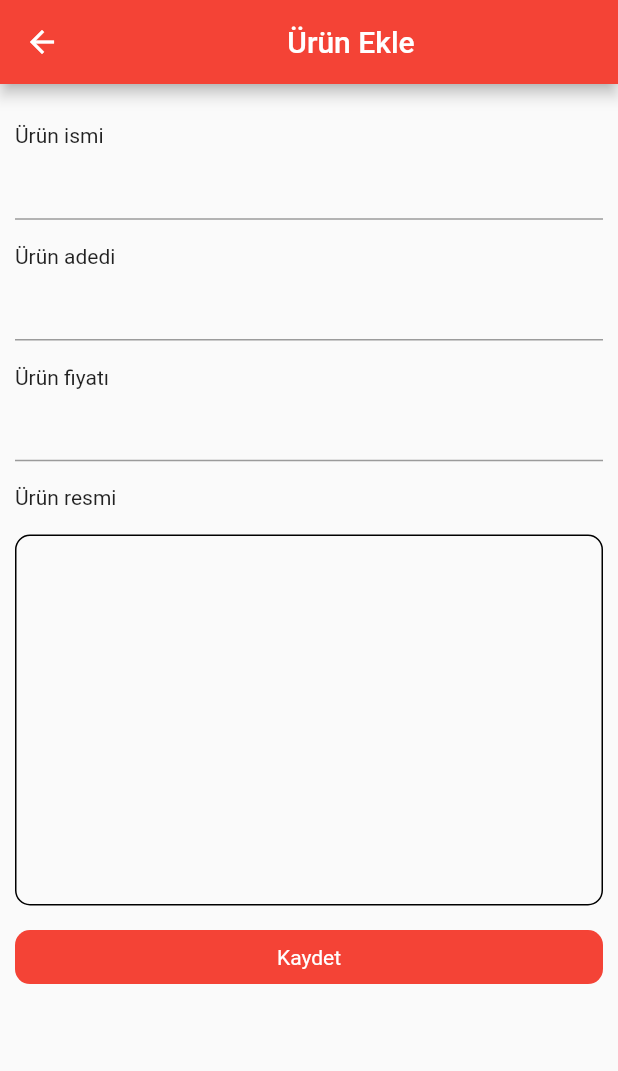
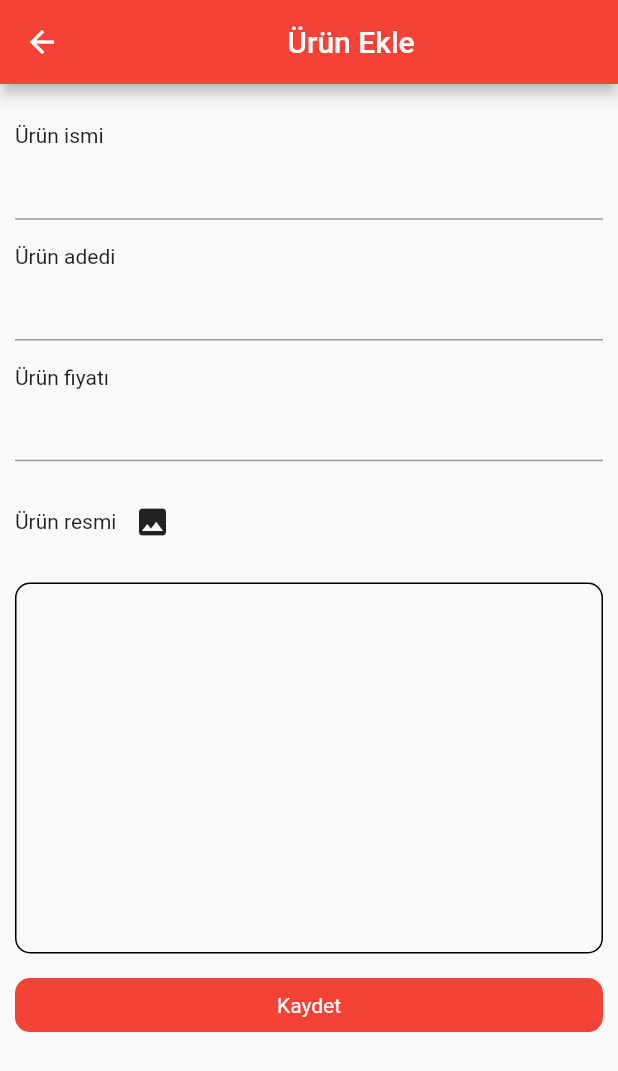
Before and after one commit to saidkorkmaz/flutterio, a Flutter app: the SellerHome screen opened directly, after a tap on the "add" icon, on a phone screen of 412 x 824 dp. Shown: the top 1071 px of the screen. Run offline on Flutter 3.47's test engine with Material 2 defaults, Android fonts, the phone set to English and light mode, and no system bars; our stand-ins replace cloud_firestore, firebase_auth, firebase_core, firebase_storage, fluttertoast, get_it and 1 more; accounts and stored records are empty.

Commit message:
Seller, ürünler ve profil olarak tabbar eklendi.

```diff
--- a/lib/views/seller/product.dart
+++ b/lib/views/seller/product_add.dart
@@ -5,18 +5,20 @@ import 'package:fluttertoast/fluttertoast.dart';
 import 'package:image_picker/image_picker.dart';
 import 'package:provider/provider.dart';
 
-class ProductScreen extends StatefulWidget {
+class ProductAdd extends StatefulWidget {
   @override
-  _ProductScreenState createState() => _ProductScreenState();
+  _ProductAddState createState() => _ProductAddState();
 }
 
-class _ProductScreenState extends State<ProductScreen> {
+class _ProductAddState extends State<ProductAdd> {
   @override
   Widget build(BuildContext context) {
     var size = MediaQuery.of(context).size;
-    final TextEditingController _productNameController = TextEditingController();
+    final TextEditingController _productNameController =
+        TextEditingController();
     final TextEditingController _productQtyController = TextEditingController();
-    final TextEditingController _productPriceController = TextEditingController();
+    final TextEditingController _productPriceController =
+        TextEditingController();
     var model = getIt<ProductModel>();
     return ChangeNotifierProvider(
       create: (BuildContext context) => model,
@@ -55,7 +57,15 @@ class _ProductScreenState extends State<ProductScreen> {
                   SizedBox(
                     height: size.height * 0.02,
                   ),
+                  Row(
+                    children: [
                       Text("Ürün resmi"),
+                      IconButton(
+                          icon: Icon(Icons.photo),
+                          onPressed: () async =>
+                              await model.uploadMedia(ImageSource.gallery))
+                    ],
+                  ),
                   SizedBox(
                     height: size.height * 0.02,
                   ),
@@ -63,19 +73,19 @@ class _ProductScreenState extends State<ProductScreen> {
                     builder: (BuildContext context, ProductModel value,
                         Widget child) {
                       return model.mediaUrl.isEmpty
-                          ?  Container(
-                        height: size.height*0.3,
+                          ? Container(
+                              height: size.height * 0.3,
                               decoration: BoxDecoration(
                                   border: Border.all(),
-                            borderRadius: BorderRadius.all(Radius.circular(10))
-                        ),
+                                  borderRadius:
+                                      BorderRadius.all(Radius.circular(10))),
                             )
                           : Container(
-                        height: size.height*0.3,
+                              height: size.height * 0.3,
                               decoration: BoxDecoration(
                                   border: Border.all(),
-                            borderRadius: BorderRadius.all(Radius.circular(10))
-                        ),
+                                  borderRadius:
+                                      BorderRadius.all(Radius.circular(10))),
                               child: Image.network(model.mediaUrl),
                             );
                     },
@@ -85,21 +95,10 @@ class _ProductScreenState extends State<ProductScreen> {
                   ),
                   InkWell(
                     onTap: () async {
-                      if(model.mediaUrl.isNotEmpty){
-                        await model.uploadMedia(ImageSource.gallery);
-                      }
-                      else{
-                        Fluttertoast.showToast(
-                            msg: "Resim ekleyin!",
-                            timeInSecForIosWeb: 2,
-                            toastLength: Toast.LENGTH_SHORT,
-                            gravity: ToastGravity.BOTTOM,
-                            backgroundColor: Colors.grey[600],
-                            textColor: Colors.white,
-                            fontSize: 14);
-                      }
-                      if(_productNameController.text.isNotEmpty && _productQtyController.text.isNotEmpty && _productPriceController.text.isNotEmpty)
-                        {
+                      if (_productNameController.text.isNotEmpty &&
+                          _productQtyController.text.isNotEmpty &&
+                          _productPriceController.text.isNotEmpty &&
+                      model.mediaUrl.isNotEmpty) {
                         await model.addProduct({
                           'PRODUCT_NAME': _productNameController.text,
                           'PRODUCT_QTY': _productQtyController.text,
@@ -130,8 +129,7 @@ class _ProductScreenState extends State<ProductScreen> {
                     child: Container(
                       decoration: BoxDecoration(
                           color: Colors.red,
-                          borderRadius: BorderRadius.all(
-                              Radius.circular(10))),
+                          borderRadius: BorderRadius.all(Radius.circular(10))),
                       child: Padding(
                         padding: const EdgeInsets.all(10.0),
                         child: Center(
@@ -145,8 +143,7 @@ class _ProductScreenState extends State<ProductScreen> {
                 ],
               ),
             ),
-          )
-      ),
+          )),
     );
   }
 }
--- /dev/null
+++ b/lib/views/seller/product_list.dart
@@ -0,0 +1,13 @@
+import 'package:flutter/material.dart';
+
+class ProductList extends StatefulWidget {
+  @override
+  _ProductListState createState() => _ProductListState();
+}
+
+class _ProductListState extends State<ProductList> {
+  @override
+  Widget build(BuildContext context) {
+    return Container();
+  }
+}
--- a/lib/views/seller/seller_home.dart
+++ b/lib/views/seller/seller_home.dart
@@ -1,29 +1,89 @@
 import 'package:flutter/material.dart';
 import 'package:flutterio/core/locator.dart';
 import 'package:flutterio/core/services/navigator_service.dart';
-import 'package:flutterio/views/seller/product.dart';
+import 'package:flutterio/views/seller/product_add.dart';
+import 'package:flutterio/views/seller/product_list.dart';
+import 'package:flutterio/views/seller/seller_profile.dart';
 
 class SellerHome extends StatefulWidget {
   @override
   _SellerHomeState createState() => _SellerHomeState();
 }
 
-class _SellerHomeState extends State<SellerHome> {
+class _SellerHomeState extends State<SellerHome>  with SingleTickerProviderStateMixin {
+  TabController _tabController;
+  bool _showMessage = true;
+
+  @override
+  void initState() {
+    _tabController = TabController(vsync: this, length: 2, initialIndex: 0);
+    _tabController.addListener(() {
+      _showMessage = _tabController.index == 0;
+      setState(() {});
+    });
+    super.initState();
+  }
+
   @override
   Widget build(BuildContext context) {
     var model = getIt<NavigatorService>();
     return Scaffold(
-        floatingActionButton: FloatingActionButton(
+        floatingActionButton: _showMessage
+            ? FloatingActionButton(
           child: Icon(
             Icons.add,
             color: Colors.white,
           ),
           onPressed: () async {
-            await model.navigateTo(ProductScreen());
+            await model.navigateTo(ProductAdd());
           },
+        ) : null,
+
+        body:Container(
+          color: Theme.of(context).primaryColor,
+          child: SafeArea(
+            child: NestedScrollView(
+              headerSliverBuilder:
+                  (BuildContext context, bool innerBoxIsScrolled) {
+                return [
+                  SliverAppBar(
+                    floating: true,
+                    title: Text("Defterci"),
+                    actions: <Widget>[
+                    ],
+                  )
+                ];
+              },
+              body: Column(
+                children: <Widget>[
+                  TabBar(
+                    controller: _tabController,
+                    tabs: <Widget>[
+                      Tab(
+                        text: "Ürünler",
+                      ),
+                      Tab(
+                       text: "Profil",
+                      ),
+                    ],
+                  ),
+                  Expanded(
+                    child: Container(
+                      color: Colors.white,
+                      child: TabBarView(
+                        controller: _tabController,
+                        children: <Widget>[
+                          ProductList(),
+                          SellerProfile(),
+                        ],
+                      ),
+                    ),
+                  ),
+                ],
+              ),
+            ),
+          ),
         ),
-
-        body: Container()
     );
   }
 }
```
Also changed, not shown: lib/models/product.dart (added, +11 -0 lines), lib/views/seller/seller_profile.dart (added, +13 -0 lines), lib/view_models/product_list_model.dart (added). Lines whose indentation alone changed are shown as unchanged.
